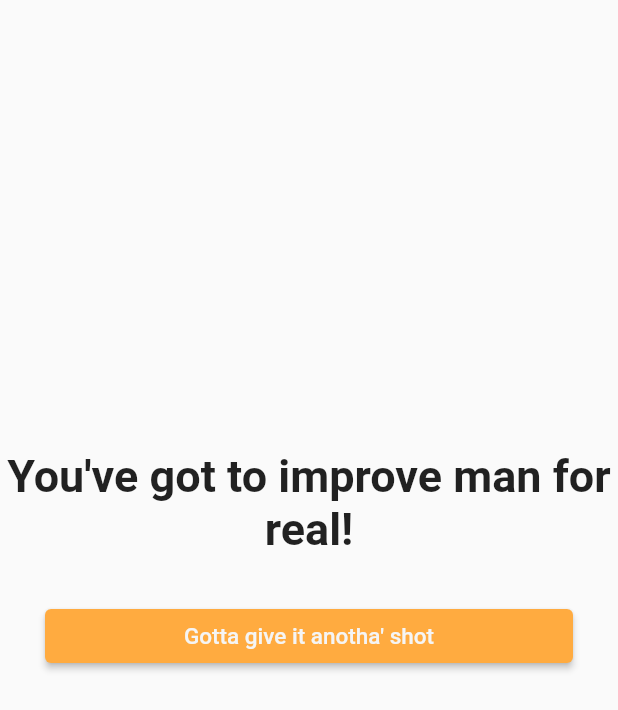
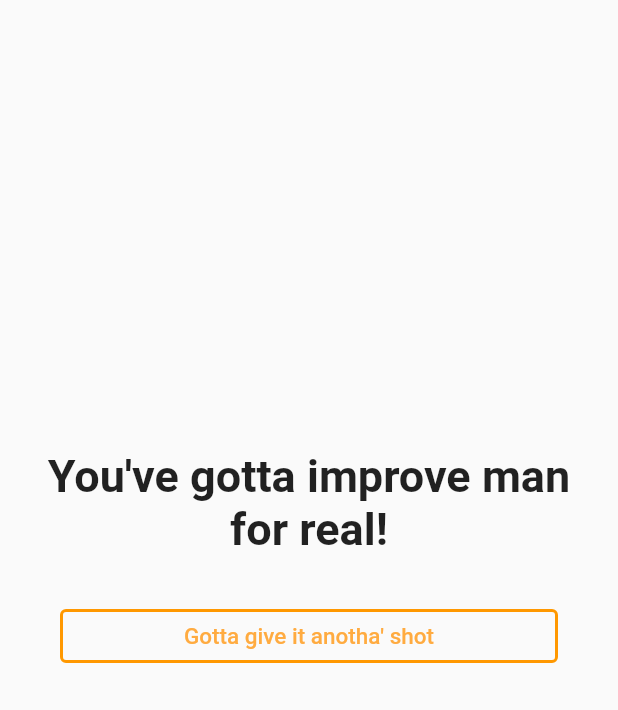
Before and after one commit to SaiVenkatesh007/flutter-prac, a Flutter app: the End widget shown alone on an empty page, opened directly with empty values, on a phone screen of 412 x 824 dp. Shown: the top 710 px of the screen. Run offline on Flutter 3.47's test engine with Material 2 defaults, Android fonts, the phone set to English and light mode, and no system bars.

Commit message:
Updates commit
Minor Updates

```diff
--- a/quiz_app/lib/ans.dart
+++ b/quiz_app/lib/ans.dart
@@ -4,7 +4,7 @@ class Answer extends StatelessWidget {
   final VoidCallback selecter;
   final String ansTxt;
 
-  const Answer(this.selecter, this.ansTxt);
+  const Answer(this.selecter, this.ansTxt, {super.key});
 
 
   @override
--- a/quiz_app/lib/end.dart
+++ b/quiz_app/lib/end.dart
@@ -4,7 +4,7 @@ class End extends StatelessWidget {
   final int endScore;
   final VoidCallback resetFunc;
 
-  End(this.endScore, this.resetFunc);
+  const End(this.endScore, this.resetFunc, {super.key});
 
   String get endStatement {
     String endText;
@@ -16,7 +16,7 @@ class End extends StatelessWidget {
     } else if (30 < endScore && endScore <= 35) {
       endText = 'You are OK to the max!';
     } else {
-      endText = 'You\'ve got to improve man for real!';
+      endText = 'You\'ve gotta improve man for real!';
     }
 
     return endText;
@@ -25,7 +25,7 @@ class End extends StatelessWidget {
   @override
   Widget build(BuildContext context) {
     return Container(
-      margin: const EdgeInsets.symmetric(vertical: 300),
+      margin: const EdgeInsets.symmetric(vertical: 300, horizontal: 10),
       child: Column(
         children: [
           Text(
@@ -39,15 +39,18 @@ class End extends StatelessWidget {
           Container(
             width: double.infinity,
             margin: const EdgeInsets.all(30),
-            child: ElevatedButton(
+            child: OutlinedButton(
               onPressed: resetFunc,
-              style: ButtonStyle(
-                backgroundColor: MaterialStateProperty.all(Colors.orangeAccent),
+              style: OutlinedButton.styleFrom(
+                side: const BorderSide(
+                  width: 2,
+                  color: Colors.orange,
+                ),
               ),
               child: const Text(
                 "Gotta give it anotha' shot",
                 style: TextStyle(
-                  color: Color.fromARGB(255, 245, 245, 245),
+                  color: Colors.orangeAccent,
                   fontSize: 15,
                 ),
               ),
--- a/quiz_app/lib/qn.dart
+++ b/quiz_app/lib/qn.dart
@@ -4,7 +4,7 @@ import 'package:flutter/material.dart';
 class Question extends StatelessWidget {
   final String questionTxt;
 
-  Question(this.questionTxt);
+  const Question(this.questionTxt, {super.key});
 
   @override
   Widget build(BuildContext context) {
--- a/quiz_app/lib/quiz.dart
+++ b/quiz_app/lib/quiz.dart
@@ -8,7 +8,7 @@ class Quiz extends StatelessWidget {
   final int questionNum;
   final Function answerFunc;
 
-  Quiz(this.answerFunc, this.quesList, this.questionNum);
+  const Quiz(this.answerFunc, this.quesList, this.questionNum, {super.key});
 
   @override
   Widget build(BuildContext context) {
```
